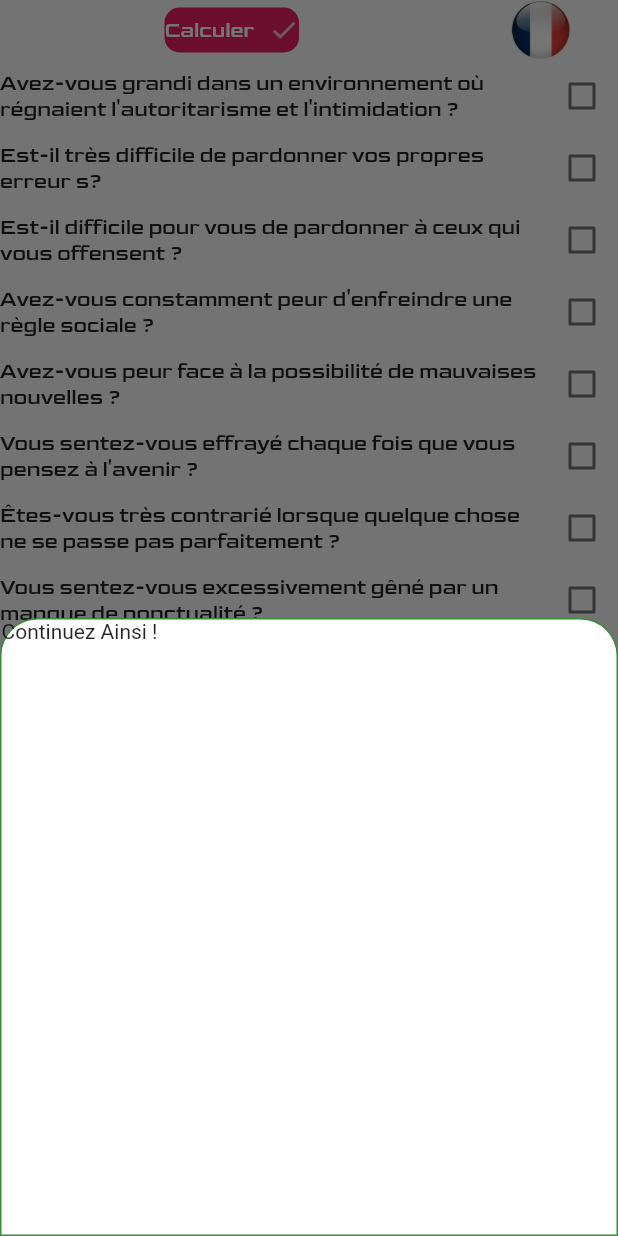
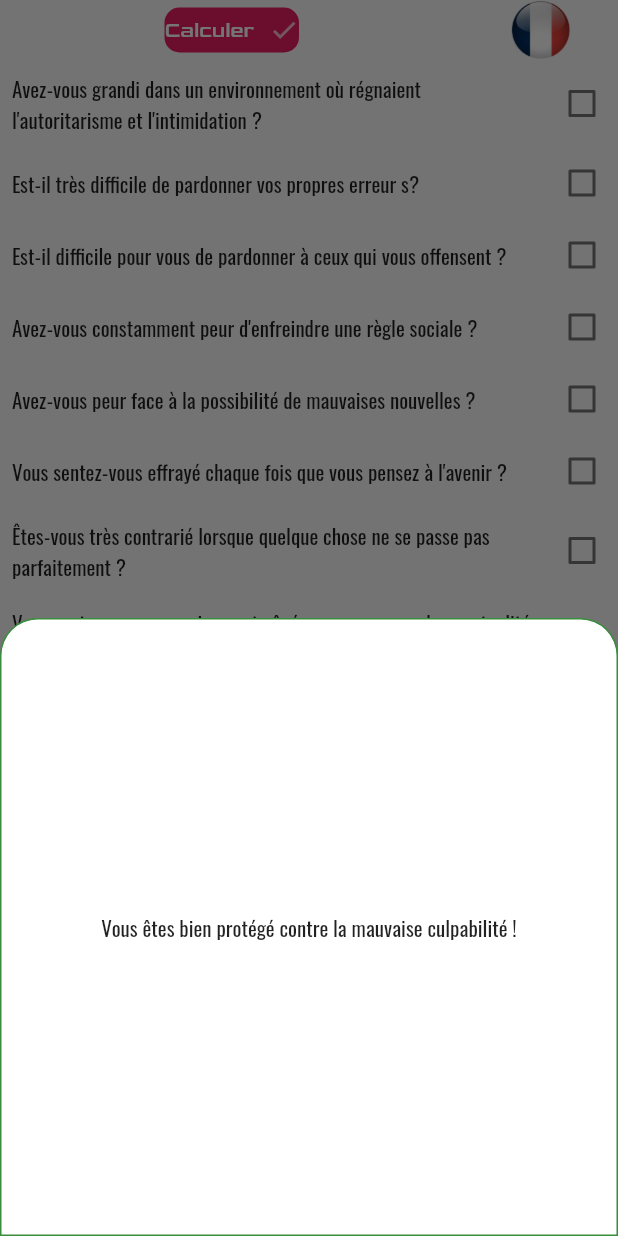
Before and after one commit to 7kit/healthtest, a Flutter app: the GuiltScreen widget shown alone on an empty page, opened directly, after a tap on "Calculer", on a phone screen of 412 x 824 dp. Run offline on Flutter 3.47's test engine with Material 2 defaults, Android fonts, the phone set to English and light mode, and no system bars.

```diff
--- a/lib/pages/guiltScreen.dart
+++ b/lib/pages/guiltScreen.dart
@@ -113,8 +113,15 @@ class GuiltScreenState extends State<GuiltScreen> {
                   topRight: Radius.circular(25.0)),
             ),
             child: new Wrap(
+              runAlignment: WrapAlignment.center,
+              crossAxisAlignment: WrapCrossAlignment.center,
+              alignment: WrapAlignment.center,
+              runSpacing: 2,
               children: [
-                Text(message()),
+                Padding(
+                  padding: const EdgeInsets.all(12.0),
+                  child: Text(message(), textAlign: TextAlign.justify, style: TextStyle(fontFamily: 'Oswald'),),
+                ),
               ],
             ),
           );
@@ -127,7 +134,7 @@ class GuiltScreenState extends State<GuiltScreen> {
           ? 'Vous êtes enclin à une fausse culpabilité et devriez chercher des solutions. Commencez par appliquer les conseils du septième chapitre du livre titré : \"Le sentiment de culpabilité\" et si ce n’est pas suffisant, tournez-vous vers un professionnel.'
           : 'You are prone to false guilt and should seek solutions. Begin with the counsel in the seventh chapter titled \"Sense of Guilt\", and if this is not enough, seek the help of a professional.';
     } else
-      return isFrench ? 'Continuez Ainsi !' : 'Keep it On !';
+      return isFrench ? 'Vous êtes bien protégé contre la mauvaise culpabilité !' : 'You are well protected against bad guilt !';
   }
 
   @override
@@ -166,9 +173,12 @@ class GuiltScreenState extends State<GuiltScreen> {
               itemBuilder: (context, i) => new Row(
                     children: [
                       Expanded(
-                          child: Text(isFrench
-                              ? guiltQuestion[i].libelleFr
-                              : guiltQuestion[i].libelleUK, style: TextStyle(fontFamily: 'Goldman'),)),
+                          child: Padding(
+                            padding: const EdgeInsets.all(8.0),
+                            child: Text(isFrench
+                                ? guiltQuestion[i].libelleFr
+                                : guiltQuestion[i].libelleUK, style: TextStyle(fontFamily: 'Oswald'),),
+                          )),
                       Checkbox(
                           value: guiltQuestion[i].checked,
                           onChanged: (bool value) {
--- a/lib/whatsapp_home.dart
+++ b/lib/whatsapp_home.dart
@@ -53,10 +53,6 @@ class _WhatsAppHomeState extends State<WhatsAppHome>
           ],
         ),
         actions: <Widget>[
-          Icon(Icons.search),
-          Padding(
-            padding: const EdgeInsets.symmetric(horizontal: 5.0),
-          ),
           Icon(Icons.more_vert)
         ],
       ),
```
Also changed, not shown: lib/pages/colereScreen.dart (+14 -4 lines), lib/pages/stressQuestionScreen.dart (+10 -4 lines).
